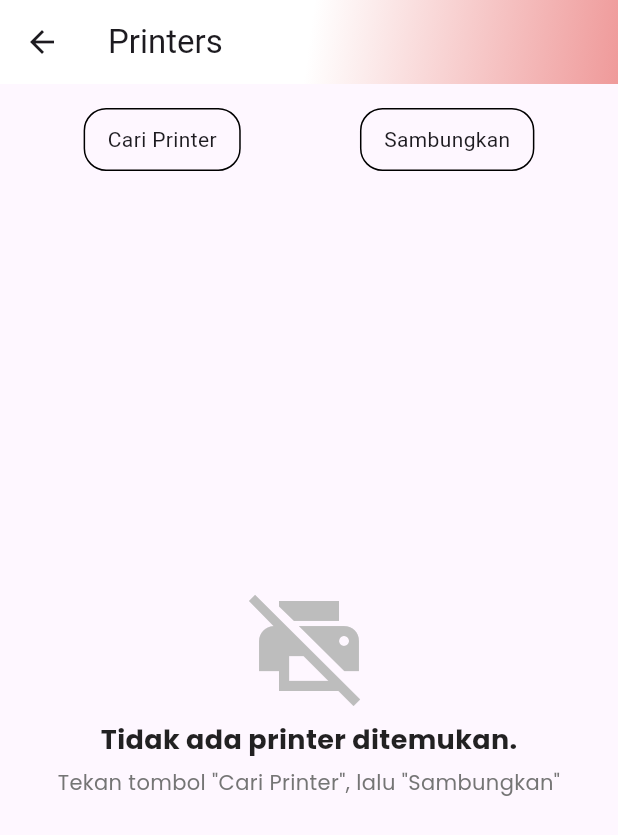
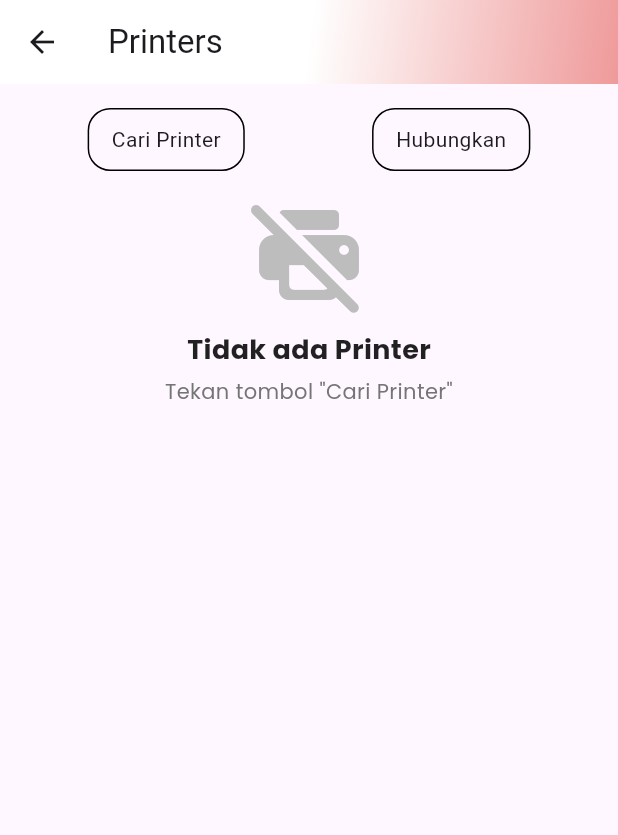
Before and after one commit to rrozian00/cashier, a Flutter app: the PrinterView screen opened by its route, on a phone screen of 412 x 824 dp. Shown: the top 835 px of the screen. Run offline on Flutter 3.47's test engine with Material 3 defaults, Android fonts, the light colour scheme and no system bars; our stand-ins replace cloud_firestore, firebase_auth, firebase_core, get, google_fonts, google_nav_bar and 2 more; missing offline and left inert: esc_pos_utils_plus, mobile_scanner, print_bluetooth_thermal; accounts and stored records are empty.

Commit message:
fixing printer

```diff
--- a/lib/features/order/function/print_receipt.dart
+++ b/lib/features/order/function/print_receipt.dart
@@ -51,7 +51,7 @@ Future<void> printReceipt() async {
 
   // **3. Header Daftar Produk**
   bytes += generator.text(
-    "Produk  /Qty x Harga  Subtotal",
+    "Produk / Qty x Harga   Subtotal",
     styles: PosStyles(bold: true),
   );
   bytes += generator.text("--------------------------------");
--- a/lib/features/order/views/order_view.dart
+++ b/lib/features/order/views/order_view.dart
@@ -24,6 +24,7 @@ class TransaksiView extends GetView<OrderController> {
           color: red,
           onPressed: () {
             controller.cart.clear();
+            controller.totalHarga.value = 0;
           },
           icon: const Icon(Icons.refresh),
         ),
@@ -47,12 +48,12 @@ class TransaksiView extends GetView<OrderController> {
                           'assets/images/empty.png',
                           height: 70,
                         ),
-                        Text("Keranjang Kosong,",
+                        Text("Keranjang Kosong",
                             style: GoogleFonts.poppins(
                                 fontSize: 18,
                                 color: Colors.deepPurple,
                                 fontWeight: FontWeight.w500)),
-                        Text("Silahkan pilih Menu !",
+                        Text("Silahkan pilih Daftar Produk / Scan Barcode",
                             style: GoogleFonts.poppins(
                                 color: Colors.black,
                                 fontWeight: FontWeight.bold)),
--- a/lib/features/printer/controllers/printer_controller.dart
+++ b/lib/features/printer/controllers/printer_controller.dart
@@ -32,7 +32,7 @@ class PrinterController extends GetxController {
           await PrintBluetoothThermal.pairedBluetooths;
       devices.value = results;
       debugPrint("Ditemukan ${devices.length} perangkat.");
-      Get.snackbar("Sukses", "Ditemukan ${devices.length} perangkat.");
+      // Get.snackbar("Sukses", "Ditemukan ${devices.length} perangkat.");
     } catch (e) {
       debugPrint("Gagal scan perangkat: $e");
     }
@@ -55,8 +55,8 @@ class PrinterController extends GetxController {
       if (success) {
         debugPrint(
             "Berhasil terhubung ke printer: ${selectedPrinter.value!.name}");
-        Get.snackbar("Sukses",
-            "Berhasil terhubung ke printer: ${selectedPrinter.value!.name}");
+        // Get.snackbar("Sukses",
+        //     "Berhasil terhubung ke printer: ${selectedPrinter.value!.name}");
       } else {
         debugPrint("Gagal terhubung ke printer.");
         Get.snackbar(
--- a/lib/features/printer/views/printer_view.dart
+++ b/lib/features/printer/views/printer_view.dart
@@ -1,3 +1,4 @@
+import 'package:cashier/core/theme/colors.dart';
 import 'package:cashier/core/widgets/my_appbar.dart';
 import 'package:cashier/core/widgets/my_elevated.dart';
 import 'package:cashier/core/widgets/no_data.dart';
@@ -48,11 +49,10 @@ class PrinterView extends GetView<PrinterController> {
                     )),
                 // Tombol Connect & Disconnect
                 Obx(() => controller.isConnected.value
-                    ? ElevatedButton(
-                        onPressed: controller.disconnectPrinter,
-                        style: ElevatedButton.styleFrom(
-                            backgroundColor: Colors.red),
-                        child: Text("Putuskan"),
+                    ? myRedElevated(
+                        onPress: controller.disconnectPrinter,
+                        text: "Putuskan",
+                        // style: TextStyle(color: white),
                       )
                     : myElevated(
                         onPress: controller.connectToPrinter,
@@ -69,10 +69,10 @@ class PrinterView extends GetView<PrinterController> {
                                     ),
                                   ),
                                   SizedBox(width: 8),
-                                  Text("Menyambungkan..."),
+                                  Text("Menghubungkan..."),
                                 ],
                               )
-                            : Text("Sambungkan"),
+                            : Text("Hubungkan"),
                       )),
               ],
             ),
@@ -80,16 +80,39 @@ class PrinterView extends GetView<PrinterController> {
             SizedBox(height: 16),
 
             // List Printer
-            Obx(() => Expanded(
-                  child: controller.devices.isEmpty &&
-                          !controller.isScanning.value
-                      ? Center(
-                          child: noData(
-                              icon: Icons.print_disabled,
-                              title: "Tidak ada printer ditemukan.",
-                              message:
-                                  'Tekan tombol "Cari Printer", lalu "Sambungkan"'))
-                      : ListView.builder(
+            Obx(() {
+              if (controller.isConnected.isTrue) {
+                return Column(
+                  crossAxisAlignment: CrossAxisAlignment.center,
+                  children: [
+                    Icon(
+                      Icons.print_rounded,
+                      color: green,
+                      size: 100,
+                    ),
+                    Center(
+                      child: Text(
+                        "Terhubung dengan ${controller.selectedPrinter.value?.name}",
+                        style: TextStyle(color: green),
+                      ),
+                    ),
+                  ],
+                );
+              } else if (controller.devices.isEmpty) {
+                return Center(
+                  child: noData(
+                      icon: Icons.print_disabled_rounded,
+                      title: "Tidak ada Printer",
+                      message: 'Tekan tombol "Cari Printer"'),
+                );
+              } else {
+                return SizedBox(
+                  height: MediaQuery.of(context).size.height * 0.67,
+                  width: double.infinity,
+                  child: Column(
+                    children: [
+                      Expanded(
+                        child: ListView.builder(
                           itemCount: controller.devices.length,
                           itemBuilder: (context, index) {
                             final printer = controller.devices[index];
@@ -101,12 +124,6 @@ class PrinterView extends GetView<PrinterController> {
                                   child: ListTile(
                                     title: Text(printer.name),
                                     subtitle: Text(printer.macAdress),
-                                    // trailing:
-                                    //     controller.selectedPrinter.value ==
-                                    //             printer
-                                    //         ? Icon(Icons.radio_button_checked,
-                                    //             color: Colors.green)
-                                    //         : null,
                                     onTap: () {
                                       controller.selectedPrinter.value =
                                           printer;
@@ -115,7 +132,16 @@ class PrinterView extends GetView<PrinterController> {
                                 ));
                           },
                         ),
-                )),
+                      ),
+                      SizedBox(
+                        height: 30,
+                      ),
+                      Text('Silahkan pilih printer, lalu "Sambungkan"')
+                    ],
+                  ),
+                );
+              }
+            }),
 
             SizedBox(height: 16),
           ],
```
